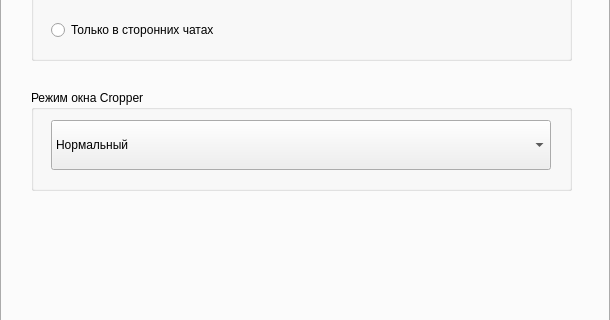
This is cropper/ui/settings.ui in andrey-david/Sendy as Qt 5 draws it before an edit; both pictures show x 0 to 610 and y 384 to 704 of the 610 by 920 pixel window. The edited form follows.
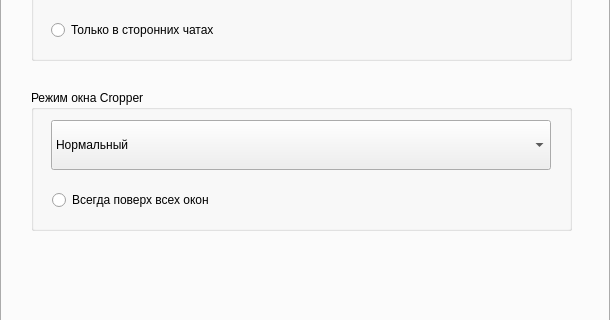
This is the edited form.

Commit message: feat: add always-on-top button to UI

```diff
--- a/cropper/ui/settings.ui
+++ b/cropper/ui/settings.ui
@@ -179,7 +179,7 @@
           <x>29</x>
           <y>440</y>
           <width>541</width>
-          <height>101</height>
+          <height>141</height>
          </rect>
         </property>
         <property name="title">
@@ -215,11 +215,19 @@
            <string>Полноэкрынный</string>
           </property>
          </item>
-         <item>
-          <property name="text">
-           <string>Поверх всех окон</string>
-          </property>
-         </item>
+        </widget>
+        <widget class="QRadioButton" name="radioButton_always_on_top">
+         <property name="geometry">
+          <rect>
+           <x>21</x>
+           <y>100</y>
+           <width>501</width>
+           <height>20</height>
+          </rect>
+         </property>
+         <property name="text">
+          <string>Всегда поверх всех окон</string>
+         </property>
         </widget>
        </widget>
        <widget class="QGroupBox" name="groupBox_11">
```
Left out of the diff: 2 changed lines with no effect on the pictures. The commit also changes 1 other file.
